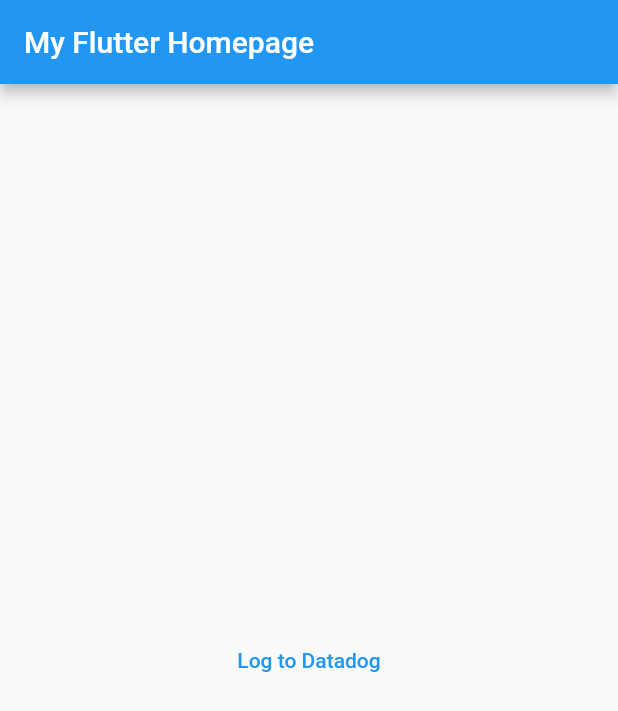
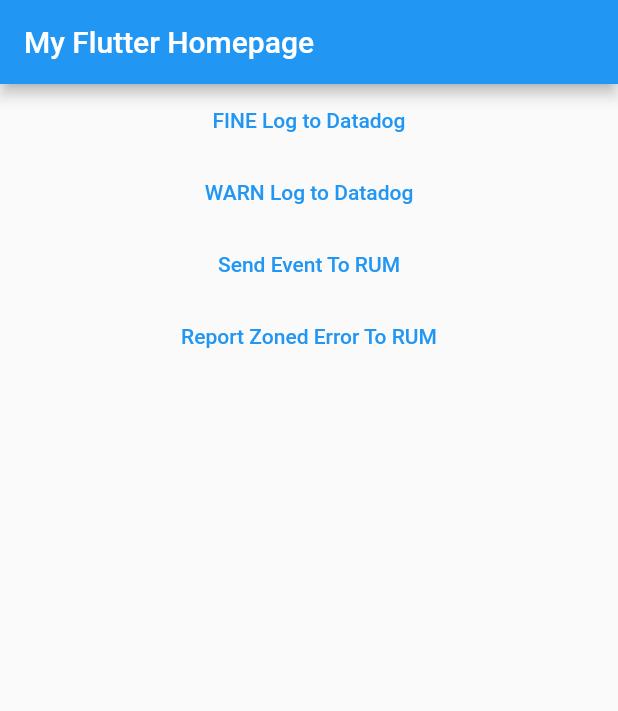
Before and after one commit to GetDutchie/datadog_flutter, a Flutter app: the screen it shows after launch, on a phone screen of 412 x 824 dp. Shown: the top 711 px of the screen. Run offline on Flutter 3.47's test engine with Material 2 defaults, Android fonts, the phone set to English and light mode, and no system bars; our stand-ins replace js; missing offline and left inert: dart:html.

Commit message:
expand example

```diff
--- a/example/lib/main.dart
+++ b/example/lib/main.dart
@@ -58,11 +58,25 @@
         appBar: AppBar(
           title: Text('My Flutter Homepage'),
         ),
-        body: Center(
-          child: TextButton(
-            onPressed: () => otherLogger.fine('hello datadog'),
-            child: Text('Log to Datadog'),
-          ),
+        body: ListView(
+          children: [
+            TextButton(
+              onPressed: () => otherLogger.fine('FINE log from Flutter'),
+              child: Text('FINE Log to Datadog'),
+            ),
+            TextButton(
+              onPressed: () => otherLogger.warning('WARN log from Flutter'),
+              child: Text('WARN Log to Datadog'),
+            ),
+            TextButton(
+              onPressed: () => DatadogRum.instance.addUserAction('Send Event Button'),
+              child: Text('Send Event To RUM'),
+            ),
+            TextButton(
+              onPressed: () => throw StateError('State Error from Flutter'),
+              child: Text('Report Zoned Error To RUM'),
+            ),
+          ],
         ),
       ),
       navigatorObservers: [
```
